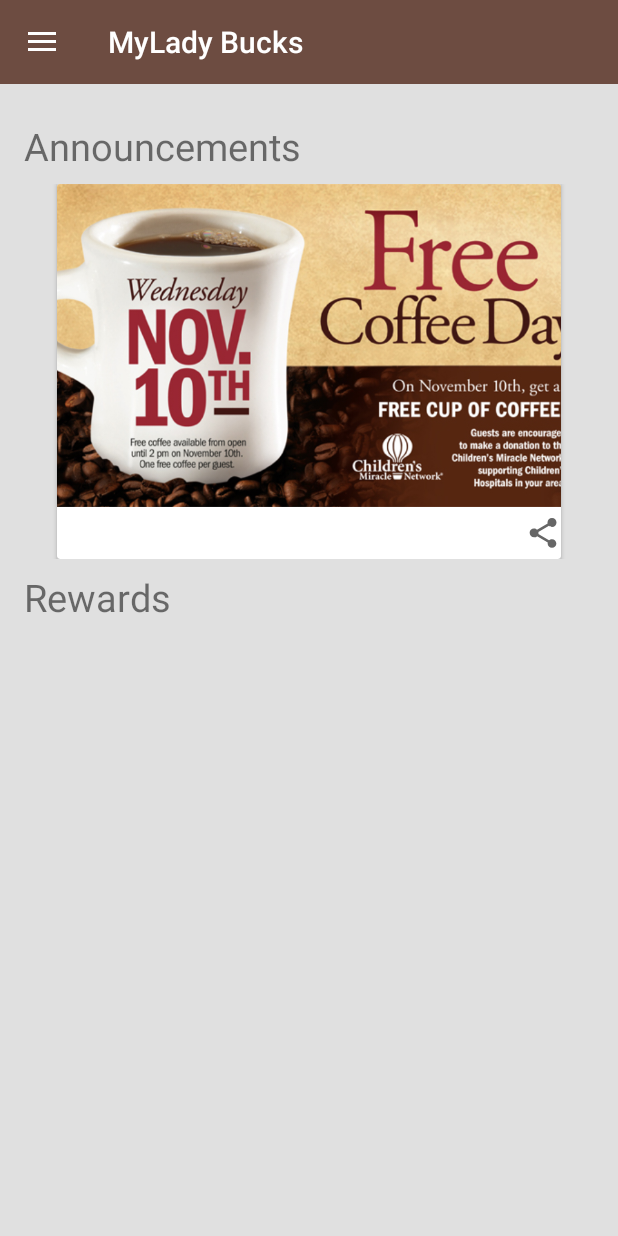
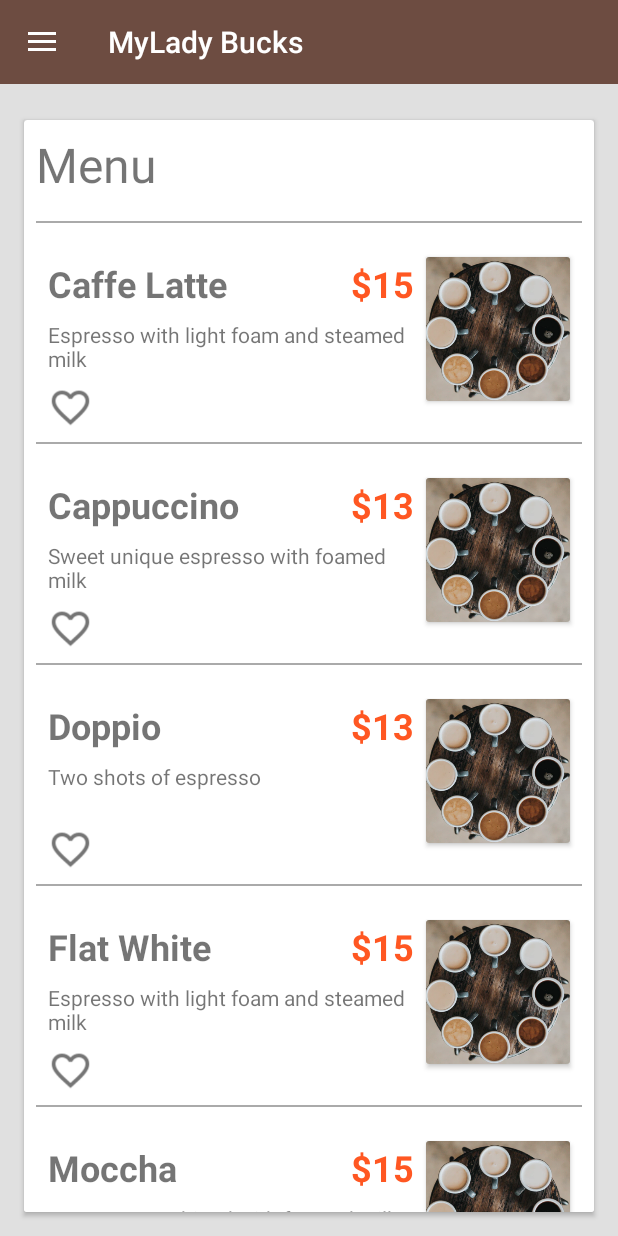
Before and after one commit to roarena/coffee-shop, an Android app: the screen it shows after launch (MainActivity), in the side drawer, after a tap on "Menu", on a phone screen of 412 x 824 dp. Run offline under Robolectric (Android 15) with nearby library versions, the phone set to English and light mode, and no system bars; our stand-ins replace ButterKnife, CircleImageView, Firebase (no records; nobody signed in at launch, a user with empty details on screens opened directly), Picasso; libraries missing offline, so code that uses them is left out: com.firebase.ui, org.parceler; pictures from the network do not load; 2 statements that could not run were skipped.

Commit message:
Adding Menu Screen Adding Item Order Screen
Signed-off-by: Rodrigo Camara <rodrigo.camara@lge.com>

```diff
--- a/client/app/build.gradle
+++ b/client/app/build.gradle
@@ -12,7 +12,8 @@
     }
     buildTypes {
         release {
-            minifyEnabled false
+            shrinkResources true
+            minifyEnabled true
             proguardFiles getDefaultProguardFile('proguard-android.txt'), 'proguard-rules.pro'
         }
     }
@@ -37,6 +38,8 @@
     compile 'de.hdodenhof:circleimageview:2.2.0'
     compile 'com.squareup.picasso:picasso:2.5.2'
     implementation "com.facebook.android:facebook-login:4.29.0"
+    compile 'org.parceler:parceler-api:1.1.9'
+    annotationProcessor 'org.parceler:parceler:1.1.9'
 }
 
 
--- /dev/null
+++ b/client/app/src/main/java/eu/rodrigocamara/myladybucks/adapters/CoffeeAdapter.java
@@ -0,0 +1,106 @@
+package eu.rodrigocamara.myladybucks.adapters;
+
+import android.content.Context;
+import android.os.Bundle;
+import android.os.Parcelable;
+import android.support.constraint.ConstraintLayout;
+import android.support.v4.app.Fragment;
+import android.support.v7.app.AppCompatActivity;
+import android.support.v7.widget.RecyclerView;
+import android.view.LayoutInflater;
+import android.view.View;
+import android.view.ViewGroup;
+import android.widget.ImageView;
+import android.widget.TextView;
+
+import org.parceler.Parcels;
+
+import java.util.List;
+
+import butterknife.BindView;
+import butterknife.ButterKnife;
+import eu.rodrigocamara.myladybucks.R;
+import eu.rodrigocamara.myladybucks.pojos.Coffee;
+import eu.rodrigocamara.myladybucks.screens.fragments.ItemOrderFragment;
+import eu.rodrigocamara.myladybucks.utils.FragmentHelper;
+import eu.rodrigocamara.myladybucks.utils.Log;
+
+/**
+ * Created by Rodrigo Câmara on 04/01/2018.
+ */
+
+public class CoffeeAdapter extends RecyclerView.Adapter<CoffeeAdapter.MyViewHolder> {
+    private Context mContext;
+    private List<Coffee> coffeeList;
+
+    public class MyViewHolder extends RecyclerView.ViewHolder {
+        @BindView(R.id.iv_item_coffee_image)
+        ImageView mIvCoffePicture;
+        @BindView(R.id.tv_item_coffee_name)
+        TextView mTvCoffeName;
+        @BindView(R.id.tv_item_coffee_description)
+        TextView mTvCoffeDesc;
+        @BindView(R.id.tv_item_coffee_price)
+        TextView mTvCoffePrice;
+        @BindView(R.id.cl_item_menu)
+        ConstraintLayout mClItemMenu;
+
+
+        public MyViewHolder(View view) {
+            super(view);
+            ButterKnife.bind(this, view);
+        }
+
+    }
+
+    public CoffeeAdapter(Context mContext, List<Coffee> coffeeList) {
+        this.mContext = mContext;
+        this.coffeeList = coffeeList;
+    }
+
+    @Override
+    public CoffeeAdapter.MyViewHolder onCreateViewHolder(ViewGroup parent, int viewType) {
+        View itemView = LayoutInflater.from(parent.getContext())
+                .inflate(R.layout.coffee_menu_item, parent, false);
+
+        return new CoffeeAdapter.MyViewHolder(itemView);
+    }
+
+    @Override
+    public void onBindViewHolder(final CoffeeAdapter.MyViewHolder holder, int position) {
+        Coffee coffee = coffeeList.get(position);
+        holder.mTvCoffeName.setText(coffee.getName());
+        holder.mTvCoffeDesc.setText(coffee.getDescription());
+        holder.mTvCoffePrice.setText(coffee.getPrice());
+        holder.mClItemMenu.setOnClickListener(clickListener(coffee));
+        //Picasso.with(mContext).load(coffee.getImageURL()).into(holder.mIvCoffePicture);
+        holder.mIvCoffePicture.setOnClickListener(clickListener(coffee));
+    }
+
+    private View.OnClickListener clickListener(final Coffee coffee) {
+        return new View.OnClickListener() {
+
+            @Override
+            public void onClick(View view) {
+                Log.printLog("Coffee clicked: " + coffee.getName());
+                Parcelable wrapped = Parcels.wrap(coffee);
+                Class fragmentClass;
+                fragmentClass = ItemOrderFragment.class;
+                Fragment fragment = null;
+                try {
+                    fragment = (android.support.v4.app.Fragment) fragmentClass.newInstance();
+                } catch (Exception e) {
+                    e.printStackTrace();
+                }
+                Bundle bundle = new Bundle();
+                bundle.putParcelable("example", Parcels.wrap(coffee));
+                FragmentHelper.doFragmentTransaction(fragment, (AppCompatActivity) mContext, bundle);
+            }
+        };
+    }
+
+    @Override
+    public int getItemCount() {
+        return coffeeList.size();
+    }
+}
--- /dev/null
+++ b/client/app/src/main/java/eu/rodrigocamara/myladybucks/pojos/Coffee.java
@@ -0,0 +1,57 @@
+package eu.rodrigocamara.myladybucks.pojos;
+
+import org.parceler.Parcel;
+
+/**
+ * Created by Rodrigo Câmara on 04/01/2018.
+ */
+@Parcel
+public class Coffee {
+    private String name;
+    private String description;
+    private String imageURL;
+    private String price;
+
+    public Coffee() {
+
+    }
+
+    public Coffee(String name, String description, String imageURL, String price) {
+        this.name = name;
+        this.description = description;
+        this.imageURL = imageURL;
+        this.price = price;
+    }
+
+    public String getName() {
+        return name;
+    }
+
+    public void setName(String name) {
+        this.name = name;
+    }
+
+    public String getDescription() {
+        return description;
+    }
+
+    public void setDescription(String description) {
+        this.description = description;
+    }
+
+    public String getImageURL() {
+        return imageURL;
+    }
+
+    public void setImageURL(String imageURL) {
+        this.imageURL = imageURL;
+    }
+
+    public String getPrice() {
+        return price;
+    }
+
+    public void setPrice(String price) {
+        this.price = price;
+    }
+}
--- a/client/app/src/main/java/eu/rodrigocamara/myladybucks/screens/MainActivity.java
+++ b/client/app/src/main/java/eu/rodrigocamara/myladybucks/screens/MainActivity.java
@@ -28,6 +28,7 @@
 import butterknife.ButterKnife;
 import de.hdodenhof.circleimageview.CircleImageView;
 import eu.rodrigocamara.myladybucks.R;
+import eu.rodrigocamara.myladybucks.screens.fragments.CoffeeMenuFragment;
 import eu.rodrigocamara.myladybucks.screens.fragments.HomeFragment;
 import eu.rodrigocamara.myladybucks.screens.fragments.ProfileFragment;
 import eu.rodrigocamara.myladybucks.utils.C;
@@ -99,6 +100,9 @@
                 break;
             case R.id.action_profile:
                 fragmentClass = ProfileFragment.class;
+                break;
+            case R.id.action_menu:
+                fragmentClass = CoffeeMenuFragment.class;
                 break;
             default:
                 fragmentClass = HomeFragment.class;
--- /dev/null
+++ b/client/app/src/main/java/eu/rodrigocamara/myladybucks/screens/fragments/CoffeeMenuFragment.java
@@ -0,0 +1,76 @@
+package eu.rodrigocamara.myladybucks.screens.fragments;
+
+import android.content.Context;
+import android.os.Bundle;
+import android.support.v4.app.Fragment;
+import android.support.v7.widget.DefaultItemAnimator;
+import android.support.v7.widget.LinearLayoutManager;
+import android.support.v7.widget.RecyclerView;
+import android.view.LayoutInflater;
+import android.view.View;
+import android.view.ViewGroup;
+
+import java.util.ArrayList;
+import java.util.List;
+
+import butterknife.BindView;
+import butterknife.ButterKnife;
+import eu.rodrigocamara.myladybucks.R;
+import eu.rodrigocamara.myladybucks.adapters.CoffeeAdapter;
+import eu.rodrigocamara.myladybucks.pojos.Coffee;
+import eu.rodrigocamara.myladybucks.utils.FragmentHelper;
+
+/**
+ * Created by Rodrigo Câmara on 04/01/2018.
+ */
+
+public class CoffeeMenuFragment extends Fragment {
+    @BindView(R.id.rv_coffee_menu)
+    RecyclerView rvCoffee;
+
+    private CoffeeAdapter mCoffeeAdapter;
+    private List<Coffee> mCoffeeList;
+
+    @Override
+    public View onCreateView(LayoutInflater inflater, ViewGroup container,
+                             Bundle savedInstanceState) {
+        View view = inflater.inflate(R.layout.fragment_coffee_menu,
+                container, false);
+
+        ButterKnife.bind(this, view);
+
+        mCoffeeList = new ArrayList<>();
+        mCoffeeAdapter = new CoffeeAdapter(view.getContext(), mCoffeeList);
+
+        RecyclerView.LayoutManager mLayoutManager = new LinearLayoutManager(view.getContext(), LinearLayoutManager.VERTICAL, false);
+        rvCoffee.setLayoutManager(mLayoutManager);
+        rvCoffee.setItemAnimator(new DefaultItemAnimator());
+        rvCoffee.setAdapter(mCoffeeAdapter);
+
+        mockMenu();
+
+        FragmentHelper.updateDrawerMenu(this.getActivity(), R.id.action_menu);
+
+        return view;
+    }
+
+    private void mockMenu() {
+
+        Coffee coffee = new Coffee("Caffe Latte", "Espresso with light foam and steamed milk", "", "$15");
+        mCoffeeList.add(coffee);
+
+        coffee = new Coffee("Cappuccino", "Sweet unique espresso with foamed milk", "", "$13");
+        mCoffeeList.add(coffee);
+
+        coffee = new Coffee("Doppio", "Two shots of espresso", "", "$13");
+        mCoffeeList.add(coffee);
+
+        coffee = new Coffee("Flat White", "Espresso with light foam and steamed milk", "", "$15");
+        mCoffeeList.add(coffee);
+
+        coffee = new Coffee("Moccha", "Espresso combined with foamed milk, layer of chocolate and a really really really really really really really really really really really really really really really really really really really really long string", "", "$15");
+        mCoffeeList.add(coffee);
+
+        mCoffeeAdapter.notifyDataSetChanged();
+    }
+}
--- /dev/null
+++ b/client/app/src/main/res/layout/coffee_menu_item.xml
@@ -0,0 +1,100 @@
+<?xml version="1.0" encoding="utf-8"?>
+<android.support.constraint.ConstraintLayout xmlns:android="http://schemas.android.com/apk/res/android"
+    xmlns:app="http://schemas.android.com/apk/res-auto"
+    xmlns:tools="http://schemas.android.com/tools"
+    android:id="@+id/cl_item_menu"
+    android:layout_width="match_parent"
+    android:layout_height="wrap_content"
+    android:background="?attr/selectableItemBackgroundBorderless"
+    android:clickable="true"
+    android:focusable="true">
+
+    <View
+        android:id="@+id/view"
+        android:layout_width="match_parent"
+        android:layout_height="1dp"
+        android:layout_marginEnd="8dp"
+        android:layout_marginStart="8dp"
+        android:background="@android:color/darker_gray"
+        app:layout_constraintEnd_toEndOf="parent"
+        app:layout_constraintStart_toStartOf="parent"
+        app:layout_constraintTop_toTopOf="parent" />
+
+    <TextView
+        android:id="@+id/tv_item_coffee_name"
+        android:layout_width="0dp"
+        android:layout_height="wrap_content"
+        android:layout_marginEnd="8dp"
+        android:layout_marginStart="16dp"
+        android:layout_marginTop="24dp"
+        android:elevation="3dp"
+        android:text="Caffe Latte"
+        android:textSize="24sp"
+        android:textStyle="bold"
+        app:layout_constraintEnd_toStartOf="@+id/tv_item_coffee_price"
+        app:layout_constraintStart_toStartOf="parent"
+        app:layout_constraintTop_toBottomOf="@+id/view" />
+
+    <TextView
+        android:id="@+id/tv_item_coffee_description"
+        android:layout_width="0dp"
+        android:layout_height="wrap_content"
+        android:layout_marginEnd="8dp"
+        android:layout_marginStart="16dp"
+        android:layout_marginTop="8dp"
+        android:elevation="3dp"
+        android:ellipsize="end"
+        android:maxLines="2"
+        android:minLines="2"
+        android:text="Espresso combined with foamed milk, layer of chocolate and a really really really really really long string"
+        android:textSize="14sp"
+        app:layout_constraintEnd_toStartOf="@+id/cardView5"
+        app:layout_constraintStart_toStartOf="parent"
+        app:layout_constraintTop_toBottomOf="@+id/tv_item_coffee_name" />
+
+    <TextView
+        android:id="@+id/tv_item_coffee_price"
+        android:layout_width="wrap_content"
+        android:layout_height="wrap_content"
+        android:layout_marginEnd="8dp"
+        android:elevation="3dp"
+        android:text="$15"
+        android:textColor="@color/colorAccent"
+        android:textSize="24sp"
+        android:textStyle="bold"
+        app:layout_constraintBaseline_toBaselineOf="@+id/tv_item_coffee_name"
+        app:layout_constraintEnd_toStartOf="@+id/cardView5" />
+
+    <ImageView
+        android:id="@+id/iv_item_hearth_image"
+        android:layout_width="30dp"
+        android:layout_height="30dp"
+        android:layout_marginBottom="8dp"
+        android:layout_marginStart="16dp"
+        android:layout_marginTop="8dp"
+        android:elevation="3dp"
+        android:tint="@color/text_color_for_icons"
+        app:layout_constraintBottom_toBottomOf="parent"
+        app:layout_constraintStart_toStartOf="parent"
+        app:layout_constraintTop_toBottomOf="@+id/tv_item_coffee_description"
+        app:srcCompat="@drawable/heart_outline" />
+
+    <android.support.v7.widget.CardView
+        android:id="@+id/cardView5"
+        android:layout_width="wrap_content"
+        android:layout_height="wrap_content"
+        android:layout_marginEnd="16dp"
+        android:layout_marginTop="24dp"
+        android:elevation="2dp"
+        app:layout_constraintEnd_toEndOf="parent"
+        app:layout_constraintTop_toTopOf="parent">
+
+        <ImageView
+            android:id="@+id/iv_item_coffee_image"
+            android:layout_width="96dp"
+            android:layout_height="96dp"
+            android:elevation="3dp"
+            android:scaleType="centerCrop"
+            android:src="@drawable/profile" />
+    </android.support.v7.widget.CardView>
+</android.support.constraint.ConstraintLayout>
--- /dev/null
+++ b/client/app/src/main/res/layout/fragment_coffee_menu.xml
@@ -0,0 +1,49 @@
+<?xml version="1.0" encoding="utf-8"?>
+<android.support.constraint.ConstraintLayout xmlns:android="http://schemas.android.com/apk/res/android"
+    xmlns:app="http://schemas.android.com/apk/res-auto"
+    xmlns:tools="http://schemas.android.com/tools"
+    android:layout_width="match_parent"
+    android:layout_height="match_parent"
+    android:background="@color/colorBackground">
+
+    <android.support.v7.widget.CardView
+        android:layout_width="match_parent"
+        android:layout_height="0dp"
+        android:layout_marginBottom="16dp"
+        android:layout_marginEnd="16dp"
+        android:layout_marginStart="16dp"
+        android:layout_marginTop="24dp"
+        app:layout_constraintBottom_toBottomOf="parent"
+        app:layout_constraintEnd_toEndOf="parent"
+        app:layout_constraintStart_toStartOf="parent"
+        app:layout_constraintTop_toTopOf="parent">
+
+        <android.support.constraint.ConstraintLayout
+            android:layout_width="match_parent"
+            android:layout_height="match_parent">
+
+            <android.support.v7.widget.RecyclerView
+                android:id="@+id/rv_coffee_menu"
+                android:layout_width="0dp"
+                android:layout_height="0dp"
+                android:layout_marginTop="16dp"
+                android:background="@android:color/white"
+                app:layout_constraintBottom_toBottomOf="parent"
+                app:layout_constraintEnd_toEndOf="parent"
+                app:layout_constraintStart_toStartOf="parent"
+                app:layout_constraintTop_toBottomOf="@+id/textView4" />
+
+            <TextView
+                android:id="@+id/textView4"
+                android:layout_width="wrap_content"
+                android:layout_height="wrap_content"
+                android:layout_marginStart="8dp"
+                android:layout_marginTop="8dp"
+                android:text="Menu"
+                android:textSize="32sp"
+                app:layout_constraintStart_toStartOf="parent"
+                app:layout_constraintTop_toTopOf="parent" />
+        </android.support.constraint.ConstraintLayout>
+    </android.support.v7.widget.CardView>
+
+</android.support.constraint.ConstraintLayout>
```
Also changed, not shown: client/app/src/main/java/eu/rodrigocamara/myladybucks/screens/fragments/ItemOrderFragment.java (added, +106 -0 lines), client/app/src/main/java/eu/rodrigocamara/myladybucks/utils/FragmentHelper.java (+22 -0 lines), client/app/src/main/res/layout/fragment_order_item.xml (added, +206 -0 lines), client/app/src/main/res/drawable/down_button.png (added), client/app/src/main/res/drawable/heart_outline.png (added), client/app/src/main/res/drawable/up_button.png (added).
